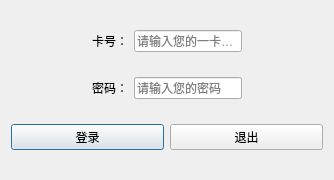
This is logindialog.ui in Nek0-hinata/QtLearning as Qt 5 draws it before an edit. The edited form follows.
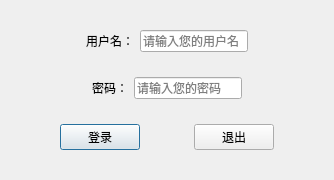
This is the edited form.

The edit to the form file:
```diff
--- a/logindialog.ui
+++ b/logindialog.ui
@@ -44,14 +44,14 @@
      <item>
       <widget class="QLabel" name="label">
        <property name="text">
-        <string>卡号：</string>
+        <string>用户名：</string>
        </property>
       </widget>
      </item>
      <item>
       <widget class="QLineEdit" name="userLineEdit">
        <property name="placeholderText">
-        <string>请输入您的一卡通编码</string>
+        <string>请输入您的用户名</string>
        </property>
       </widget>
      </item>
@@ -125,6 +125,19 @@
    </item>
    <item>
     <layout class="QHBoxLayout" name="horizontalLayout">
+     <item>
+      <spacer name="horizontalSpacer_5">
+       <property name="orientation">
+        <enum>Qt::Horizontal</enum>
+       </property>
+       <property name="sizeHint" stdset="0">
+        <size>
+         <width>40</width>
+         <height>20</height>
+        </size>
+       </property>
+      </spacer>
+     </item>
      <item>
       <widget class="QPushButton" name="loginBtn">
        <property name="text">
@@ -132,6 +145,19 @@
        </property>
       </widget>
      </item>
+     <item>
+      <spacer name="horizontalSpacer_6">
+       <property name="orientation">
+        <enum>Qt::Horizontal</enum>
+       </property>
+       <property name="sizeHint" stdset="0">
+        <size>
+         <width>40</width>
+         <height>20</height>
+        </size>
+       </property>
+      </spacer>
+     </item>
      <item>
       <widget class="QPushButton" name="exitBtn">
        <property name="text">
@@ -139,6 +165,19 @@
        </property>
       </widget>
      </item>
+     <item>
+      <spacer name="horizontalSpacer_7">
+       <property name="orientation">
+        <enum>Qt::Horizontal</enum>
+       </property>
+       <property name="sizeHint" stdset="0">
+        <size>
+         <width>40</width>
+         <height>20</height>
+        </size>
+       </property>
+      </spacer>
+     </item>
     </layout>
    </item>
   </layout>
```
